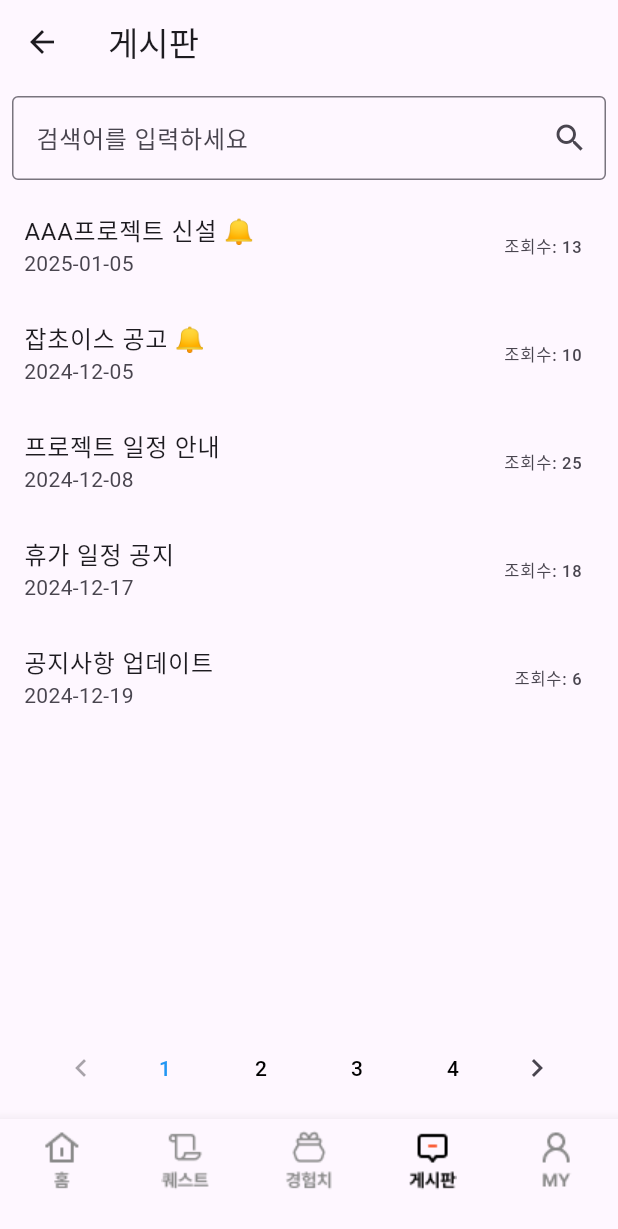
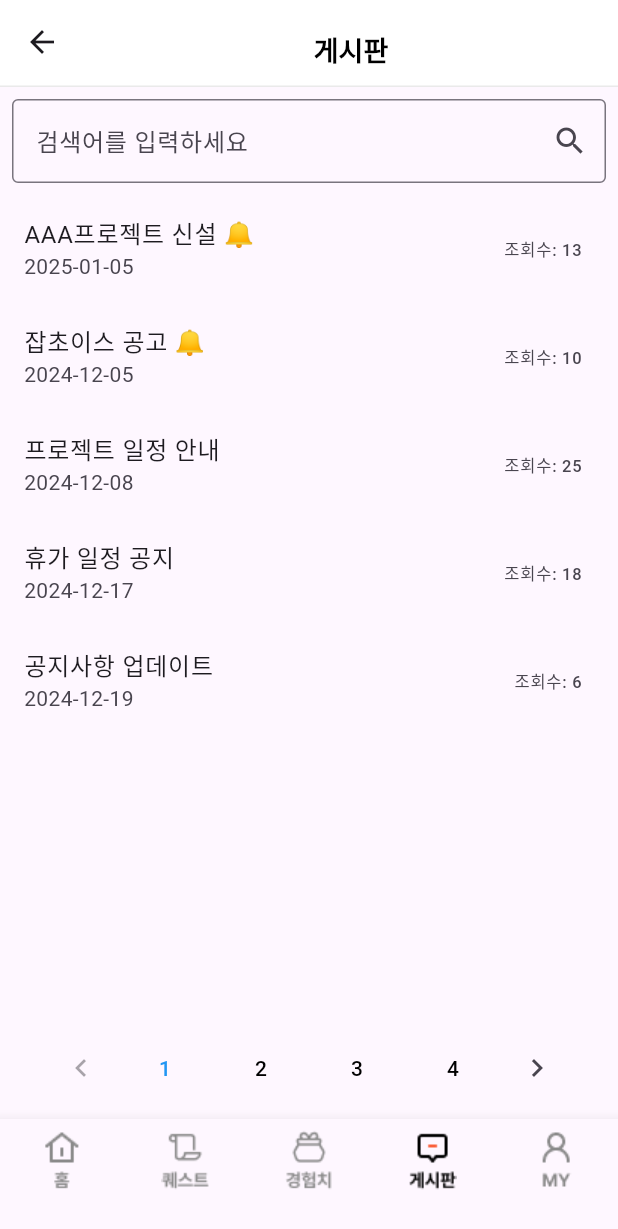
Before and after one commit to blaybus-HappyNewYear/happynewyear, a Flutter app: the BoardPage screen opened by its route, on a phone screen of 412 x 824 dp. Shown: the top 1229 px of the screen. Run offline on Flutter 3.47's test engine with Material 3 defaults, Android fonts, the phone set to English and light mode, and no system bars; our stand-ins replace shared_preferences; accounts and stored records are empty; Roboto replaces fonts that are missing (Pretendard).

Commit message:
noticeboard appbar edit

```diff
--- a/lib/notice/NoticeScreen.dart
+++ b/lib/notice/NoticeScreen.dart
@@ -85,7 +85,27 @@ class _BoardPageState extends State<BoardPage> {
 
     return Scaffold(
       appBar: AppBar(
-        title: Text('게시판'),
+        backgroundColor: Colors.white,
+        title:Container(
+          alignment: Alignment.center,
+          padding: EdgeInsets.only(top: 10.0),
+          child: Text(
+            "게시판",
+            style: TextStyle(
+              fontFamily: 'Pretendard',
+              fontSize: 18.0,
+              fontWeight: FontWeight.w600,
+              color: Colors.black,
+            ),
+          ),
+        ),
+        bottom: PreferredSize(
+          preferredSize: Size.fromHeight(2.0), // 보더의 높이를 설정
+          child: Container(
+            color: Color(0xFFEAEAEA), // 보더 색상
+            height: 1.0, // 보더 두께
+          ),
+        ),
       ),
       body: Column(
         children: [
```
